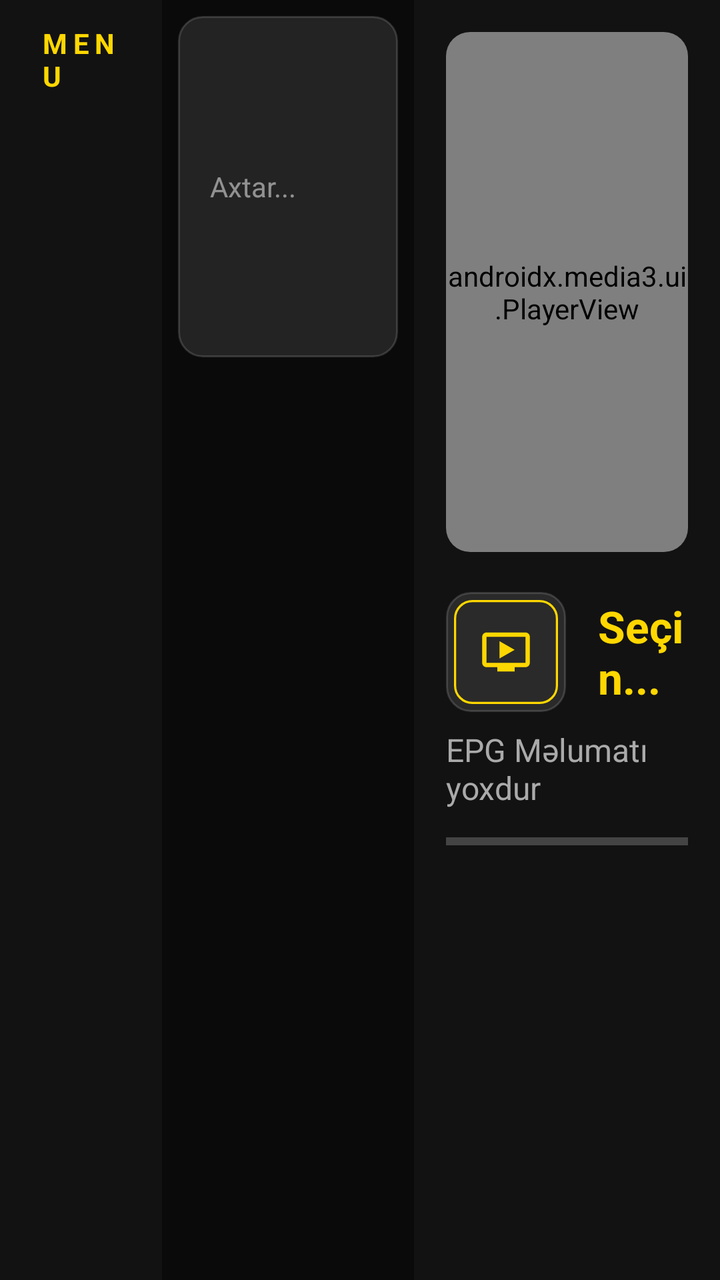
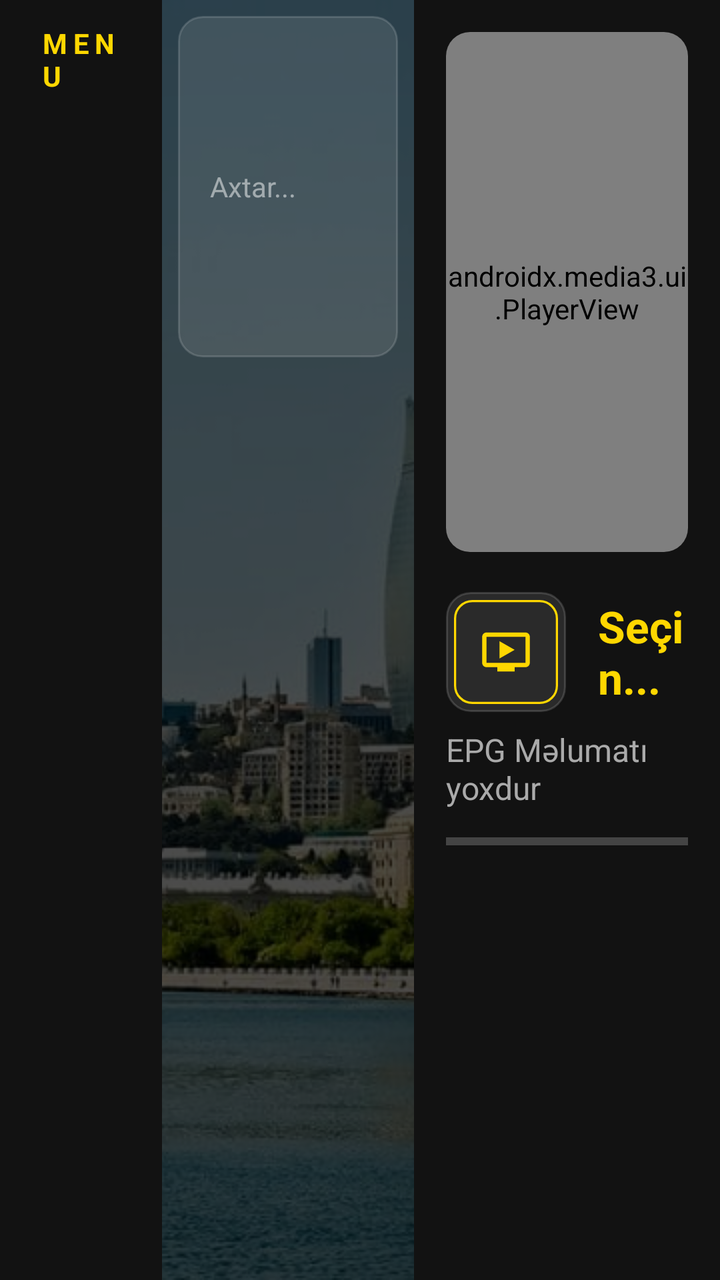

Compare the two renders of this Android layout. The source of the first and the diff that turns it into the second are given below.
<!-- AndroidManifest.xml: application theme Theme.AppCompat.NoActionBar -->
<!-- res/layout/activity_live_tv.xml -->
<?xml version="1.0" encoding="utf-8"?>
<LinearLayout xmlns:android="http://schemas.android.com/apk/res/android"
    xmlns:app="http://schemas.android.com/apk/res-auto"
    android:layout_width="match_parent"
    android:layout_height="match_parent"
    android:orientation="horizontal"
    android:background="@color/bg_main"
    android:baselineAligned="false">

    
    <LinearLayout
        android:layout_width="0dp"
        android:layout_height="match_parent"
        android:layout_weight="1.8"
        android:orientation="vertical"
        android:padding="12dp"
        android:background="@color/bg_sidebar">

        <TextView
            android:layout_width="wrap_content"
            android:layout_height="wrap_content"
            android:text="MENU"
            android:textColor="@color/gold_primary"
            android:textSize="14sp"
            android:textStyle="bold"
            android:letterSpacing="0.2"
            android:layout_marginBottom="16dp"
            android:layout_marginStart="8dp" />

        <androidx.recyclerview.widget.RecyclerView
            android:id="@+id/rvCategories"
            android:layout_width="match_parent"
            android:layout_height="match_parent"
            android:focusable="true" />
    </LinearLayout>

    
    <LinearLayout
        android:id="@+id/panelChannels"
        android:layout_width="0dp"
        android:layout_height="match_parent"
        android:layout_weight="2.8"
        android:orientation="vertical"
        android:padding="8dp">

        <LinearLayout
            android:layout_width="match_parent"
            android:layout_height="wrap_content"
            android:orientation="horizontal"
            android:gravity="center_vertical"
            android:layout_marginBottom="12dp"
            android:background="@drawable/glass_card_bg"
            android:padding="8dp">

            <TextView
                android:id="@+id/tvPanelTitle"
                android:layout_width="0dp"
                android:layout_height="wrap_content"
                android:layout_weight="1"
                android:text="KANALLAR"
                android:textColor="@color/white"
                android:textSize="16sp"
                android:textStyle="bold"
                android:layout_marginStart="8dp" />

            <EditText
                android:id="@+id/etSearch"
                android:layout_width="120dp"
                android:layout_height="wrap_content"
                android:hint="Axtar..."
                android:textColorHint="#80FFFFFF"
                android:textColor="@android:color/white"
                android:textSize="14sp"
                android:background="@android:color/transparent"
                android:imeOptions="actionSearch"
                android:inputType="text" />
        </LinearLayout>

        <androidx.recyclerview.widget.RecyclerView
            android:id="@+id/rvChannels"
            android:layout_width="match_parent"
            android:layout_height="match_parent"
            android:focusable="true"
            android:clipToPadding="false"
            android:padding="8dp" />
    </LinearLayout>

    
    <LinearLayout
        android:id="@+id/panelPlayer"
        android:layout_width="0dp"
        android:layout_height="match_parent"
        android:layout_weight="3.4"
        android:orientation="vertical"
        android:padding="16dp"
        android:background="@color/bg_sidebar">

        <androidx.cardview.widget.CardView
            android:layout_width="match_parent"
            android:layout_height="260dp"
            app:cardCornerRadius="12dp"
            app:cardElevation="0dp"
            android:backgroundTint="@color/black">

            <androidx.media3.ui.PlayerView
                android:id="@+id/miniPlayerView"
                android:layout_width="match_parent"
                android:layout_height="match_parent"
                app:use_controller="false"
                xmlns:app="http://schemas.android.com/apk/res-auto" />
        </androidx.cardview.widget.CardView>

        <LinearLayout
            android:layout_width="match_parent"
            android:layout_height="wrap_content"
            android:orientation="horizontal"
            android:gravity="center_vertical"
            android:layout_marginTop="20dp">

            <ImageView
                android:id="@+id/ivCurrentChannelLogo"
                android:layout_width="60dp"
                android:layout_height="60dp"
                android:scaleType="fitCenter"
                android:background="@drawable/glass_card_bg"
                android:padding="4dp"
                android:src="@drawable/default_logo" />

            <TextView
                android:id="@+id/tvCurrentChannel"
                android:layout_width="wrap_content"
                android:layout_height="wrap_content"
                android:text="Seçin..."
                android:textColor="@color/gold_primary"
                android:textSize="22sp"
                android:textStyle="bold"
                android:layout_marginStart="16dp" />
        </LinearLayout>

        <TextView
            android:id="@+id/tvEpgTitle"
            android:layout_width="wrap_content"
            android:layout_height="wrap_content"
            android:text="EPG Məlumatı yoxdur"
            android:textColor="@android:color/darker_gray"
            android:textSize="16sp"
            android:layout_marginTop="8dp" />

        <ProgressBar
            android:id="@+id/epgProgress"
            style="?android:attr/progressBarStyleHorizontal"
            android:layout_width="match_parent"
            android:layout_height="wrap_content"
            android:layout_marginTop="8dp"
            android:progress="0"
            android:progressTint="@android:color/holo_blue_light" />

    </LinearLayout>

</LinearLayout>
<!-- resources referenced by this layout -->
<resources>
  <color name="bg_main">#0A0A0A</color>
  <color name="bg_sidebar">#121212</color>
  <color name="black">#FF000000</color>
  <color name="gold_primary">#FFD700</color>
  <color name="white">#FFFFFFFF</color>
  <!-- drawable default_logo (drawable) -->
  <?xml version="1.0" encoding="utf-8"?>
  <layer-list xmlns:android="http://schemas.android.com/apk/res/android">
      <item>
          <shape android:shape="rectangle">
              <corners android:radius="8dp" />
              <solid android:color="#2A2A2A" />
              <stroke android:width="1dp" android:color="@color/gold_primary" />
          </shape>
      </item>
      <item android:gravity="center" android:top="12dp" android:bottom="12dp" android:left="12dp" android:right="12dp">
          <vector android:width="24dp" android:height="24dp" android:viewportWidth="24" android:viewportHeight="24">
              <path android:fillColor="@color/gold_primary" android:pathData="M21,3L3,3c-1.1,0 -2,0.9 -2,2v12c0,1.1 0.9,2 2,2h5v2h8v-2h5c1.1,0 1.99,-0.9 1.99,-2L23,5c0,-1.1 -0.9,-2 -2,-2zM21,17L3,17L3,5h18v12zM16,11l-7,4L9,7l7,4z"/>
          </vector>
      </item>
  </layer-list>
  <!-- drawable glass_card_bg (drawable) -->
  <?xml version="1.0" encoding="utf-8"?>
  <shape xmlns:android="http://schemas.android.com/apk/res/android">
      <solid android:color="@color/glass_white" />
      <corners android:radius="12dp" />
      <stroke android:width="1dp" android:color="#26FFFFFF" />
  </shape>
  <color name="glass_white">#1AFFFFFF</color>
</resources>

<!-- the commit's change to res/layout/activity_live_tv.xml (unified diff, before → after) -->
@@ -1,160 +1,176 @@
 <?xml version="1.0" encoding="utf-8"?>
-<LinearLayout xmlns:android="http://schemas.android.com/apk/res/android"
+<FrameLayout xmlns:android="http://schemas.android.com/apk/res/android"
     xmlns:app="http://schemas.android.com/apk/res-auto"
     android:layout_width="match_parent"
-    android:layout_height="match_parent"
-    android:orientation="horizontal"
-    android:background="@color/bg_main"
-    android:baselineAligned="false">
+    android:layout_height="match_parent">
 
     
-    <LinearLayout
-        android:layout_width="0dp"
+    <ImageView
+        android:layout_width="match_parent"
         android:layout_height="match_parent"
-        android:layout_weight="1.8"
-        android:orientation="vertical"
-        android:padding="12dp"
-        android:background="@color/bg_sidebar">
-
-        <TextView
-            android:layout_width="wrap_content"
-            android:layout_height="wrap_content"
-            android:text="MENU"
-            android:textColor="@color/gold_primary"
-            android:textSize="14sp"
-            android:textStyle="bold"
-            android:letterSpacing="0.2"
-            android:layout_marginBottom="16dp"
-            android:layout_marginStart="8dp" />
-
-        <androidx.recyclerview.widget.RecyclerView
-            android:id="@+id/rvCategories"
-            android:layout_width="match_parent"
-            android:layout_height="match_parent"
-            android:focusable="true" />
-    </LinearLayout>
+        android:src="@drawable/app_background"
+        android:scaleType="centerCrop" />
 
     
+    <View
+        android:layout_width="match_parent"
+        android:layout_height="match_parent"
+        android:background="#B3000000" />
+
     <LinearLayout
-        android:id="@+id/panelChannels"
-        android:layout_width="0dp"
+        android:layout_width="match_parent"
         android:layout_height="match_parent"
-        android:layout_weight="2.8"
-        android:orientation="vertical"
-        android:padding="8dp">
+        android:orientation="horizontal"
+        android:baselineAligned="false">
 
+        
         <LinearLayout
-            android:layout_width="match_parent"
-            android:layout_height="wrap_content"
-            android:orientation="horizontal"
-            android:gravity="center_vertical"
-            android:layout_marginBottom="12dp"
-            android:background="@drawable/glass_card_bg"
+            android:layout_width="0dp"
+            android:layout_height="match_parent"
+            android:layout_weight="1.8"
+            android:orientation="vertical"
+            android:padding="12dp"
+            android:background="@color/bg_sidebar">
+
+            <TextView
+                android:layout_width="wrap_content"
+                android:layout_height="wrap_content"
+                android:text="MENU"
+                android:textColor="@color/gold_primary"
+                android:textSize="14sp"
+                android:textStyle="bold"
+                android:letterSpacing="0.2"
+                android:layout_marginBottom="16dp"
+                android:layout_marginStart="8dp" />
+
+            <androidx.recyclerview.widget.RecyclerView
+                android:id="@+id/rvCategories"
+                android:layout_width="match_parent"
+                android:layout_height="match_parent"
+                android:focusable="true" />
+        </LinearLayout>
+
+        
+        <LinearLayout
+            android:id="@+id/panelChannels"
+            android:layout_width="0dp"
+            android:layout_height="match_parent"
+            android:layout_weight="2.8"
+            android:orientation="vertical"
             android:padding="8dp">
 
-            <TextView
-                android:id="@+id/tvPanelTitle"
-                android:layout_width="0dp"
+            <LinearLayout
+                android:layout_width="match_parent"
                 android:layout_height="wrap_content"
-                android:layout_weight="1"
-                android:text="KANALLAR"
-                android:textColor="@color/white"
-                android:textSize="16sp"
-                android:textStyle="bold"
-                android:layout_marginStart="8dp" />
+                android:orientation="horizontal"
+                android:gravity="center_vertical"
+                android:layout_marginBottom="12dp"
+                android:background="@drawable/glass_card_bg"
+                android:padding="8dp">
 
-            <EditText
-                android:id="@+id/etSearch"
-                android:layout_width="120dp"
-                android:layout_height="wrap_content"
-                android:hint="Axtar..."
-                android:textColorHint="#80FFFFFF"
-                android:textColor="@android:color/white"
-                android:textSize="14sp"
-                android:background="@android:color/transparent"
-                android:imeOptions="actionSearch"
-                android:inputType="text" />
+                <TextView
+                    android:id="@+id/tvPanelTitle"
+                    android:layout_width="0dp"
+                    android:layout_height="wrap_content"
+                    android:layout_weight="1"
+                    android:text="KANALLAR"
+                    android:textColor="@color/white"
+                    android:textSize="16sp"
+                    android:textStyle="bold"
+                    android:layout_marginStart="8dp" />
+
+                <EditText
+                    android:id="@+id/etSearch"
+                    android:layout_width="120dp"
+                    android:layout_height="wrap_content"
+                    android:hint="Axtar..."
+                    android:textColorHint="#80FFFFFF"
+                    android:textColor="@android:color/white"
+                    android:textSize="14sp"
+                    android:background="@android:color/transparent"
+                    android:imeOptions="actionSearch"
+                    android:inputType="text" />
+            </LinearLayout>
+
+            <androidx.recyclerview.widget.RecyclerView
+                android:id="@+id/rvChannels"
+                android:layout_width="match_parent"
+                android:layout_height="match_parent"
+                android:focusable="true"
+                android:clipToPadding="false"
+                android:padding="8dp" />
         </LinearLayout>
 
-        <androidx.recyclerview.widget.RecyclerView
-            android:id="@+id/rvChannels"
-            android:layout_width="match_parent"
+        
+        <LinearLayout
+            android:id="@+id/panelPlayer"
+            android:layout_width="0dp"
             android:layout_height="match_parent"
-            android:focusable="true"
-            android:clipToPadding="false"
-            android:padding="8dp" />
-    </LinearLayout>
+            android:layout_weight="3.4"
+            android:orientation="vertical"
+            android:padding="16dp"
+            android:background="@color/bg_sidebar">
 
-    
-    <LinearLayout
-        android:id="@+id/panelPlayer"
-        android:layout_width="0dp"
-        android:layout_height="match_parent"
-        android:layout_weight="3.4"
-        android:orientation="vertical"
-        android:padding="16dp"
-        android:background="@color/bg_sidebar">
+            <androidx.cardview.widget.CardView
+                android:layout_width="match_parent"
+                android:layout_height="260dp"
+                app:cardCornerRadius="12dp"
+                app:cardElevation="0dp"
+                android:backgroundTint="@color/black">
 
-        <androidx.cardview.widget.CardView
-            android:layout_width="match_parent"
-            android:layout_height="260dp"
-            app:cardCornerRadius="12dp"
-            app:cardElevation="0dp"
-            android:backgroundTint="@color/black">
+                <androidx.media3.ui.PlayerView
+                    android:id="@+id/miniPlayerView"
+                    android:layout_width="match_parent"
+                    android:layout_height="match_parent"
+                    app:use_controller="false" />
+            </androidx.cardview.widget.CardView>
 
-            <androidx.media3.ui.PlayerView
-                android:id="@+id/miniPlayerView"
+            <LinearLayout
                 android:layout_width="match_parent"
-                android:layout_height="match_parent"
-                app:use_controller="false"
-                xmlns:app="http://schemas.android.com/apk/res-auto" />
-        </androidx.cardview.widget.CardView>
+                android:layout_height="wrap_content"
+                android:orientation="horizontal"
+                android:gravity="center_vertical"
+                android:layout_marginTop="20dp">
 
-        <LinearLayout
-            android:layout_width="match_parent"
-            android:layout_height="wrap_content"
-            android:orientation="horizontal"
-            android:gravity="center_vertical"
-            android:layout_marginTop="20dp">
+                <ImageView
+                    android:id="@+id/ivCurrentChannelLogo"
+                    android:layout_width="60dp"
+                    android:layout_height="60dp"
+                    android:scaleType="fitCenter"
+                    android:background="@drawable/glass_card_bg"
+                    android:padding="4dp"
+                    android:src="@drawable/default_logo" />
 
-            <ImageView
-                android:id="@+id/ivCurrentChannelLogo"
-                android:layout_width="60dp"
-                android:layout_height="60dp"
-                android:scaleType="fitCenter"
-                android:background="@drawable/glass_card_bg"
-                android:padding="4dp"
-                android:src="@drawable/default_logo" />
+                <TextView
+                    android:id="@+id/tvCurrentChannel"
+                    android:layout_width="wrap_content"
+                    android:layout_height="wrap_content"
+                    android:text="Seçin..."
+                    android:textColor="@color/gold_primary"
+                    android:textSize="22sp"
+                    android:textStyle="bold"
+                    android:layout_marginStart="16dp" />
+            </LinearLayout>
 
             <TextView
-                android:id="@+id/tvCurrentChannel"
+                android:id="@+id/tvEpgTitle"
                 android:layout_width="wrap_content"
                 android:layout_height="wrap_content"
-                android:text="Seçin..."
-                android:textColor="@color/gold_primary"
-                android:textSize="22sp"
-                android:textStyle="bold"
-                android:layout_marginStart="16dp" />
+                android:text="EPG Məlumatı yoxdur"
+                android:textColor="@android:color/darker_gray"
+                android:textSize="16sp"
+                android:layout_marginTop="8dp" />
+
+            <ProgressBar
+                android:id="@+id/epgProgress"
+                style="?android:attr/progressBarStyleHorizontal"
+                android:layout_width="match_parent"
+                android:layout_height="wrap_content"
+                android:layout_marginTop="8dp"
+                android:progress="0"
+                android:progressTint="@android:color/holo_blue_light" />
+
         </LinearLayout>
 
-        <TextView
-            android:id="@+id/tvEpgTitle"
-            android:layout_width="wrap_content"
-            android:layout_height="wrap_content"
-            android:text="EPG Məlumatı yoxdur"
-            android:textColor="@android:color/darker_gray"
-            android:textSize="16sp"
-            android:layout_marginTop="8dp" />
-
-        <ProgressBar
-            android:id="@+id/epgProgress"
-            style="?android:attr/progressBarStyleHorizontal"
-            android:layout_width="match_parent"
-            android:layout_height="wrap_content"
-            android:layout_marginTop="8dp"
-            android:progress="0"
-            android:progressTint="@android:color/holo_blue_light" />
-
     </LinearLayout>
-
-</LinearLayout>
+</FrameLayout>
<!-- resource entries referenced after the edit -->
@@ -1,10 +1,10 @@
 <!-- resources referenced by this layout -->
 <resources>
-  <color name="bg_main">#0A0A0A</color>
   <color name="bg_sidebar">#121212</color>
   <color name="black">#FF000000</color>
   <color name="gold_primary">#FFD700</color>
   <color name="white">#FFFFFFFF</color>
+  <!-- drawable app_background: png bitmap (drawable, 101422 bytes) -->
   <!-- drawable default_logo (drawable) -->
   <?xml version="1.0" encoding="utf-8"?>
   <layer-list xmlns:android="http://schemas.android.com/apk/res/android">
